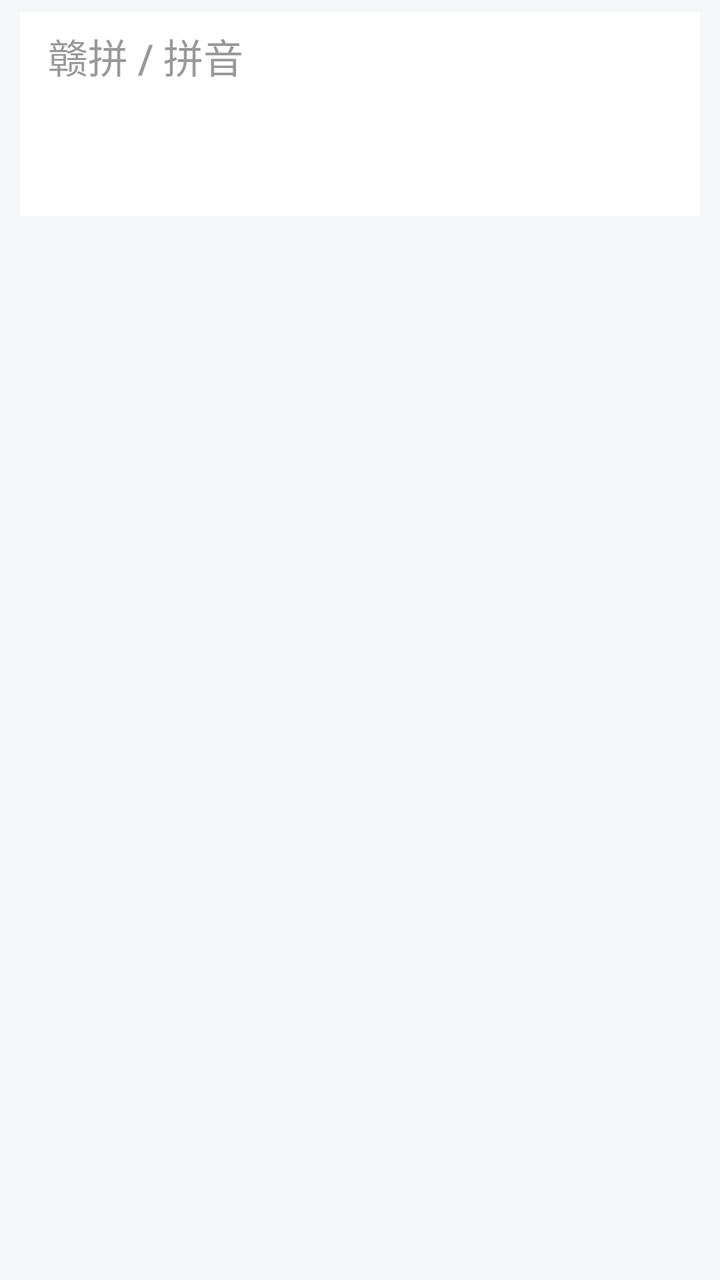
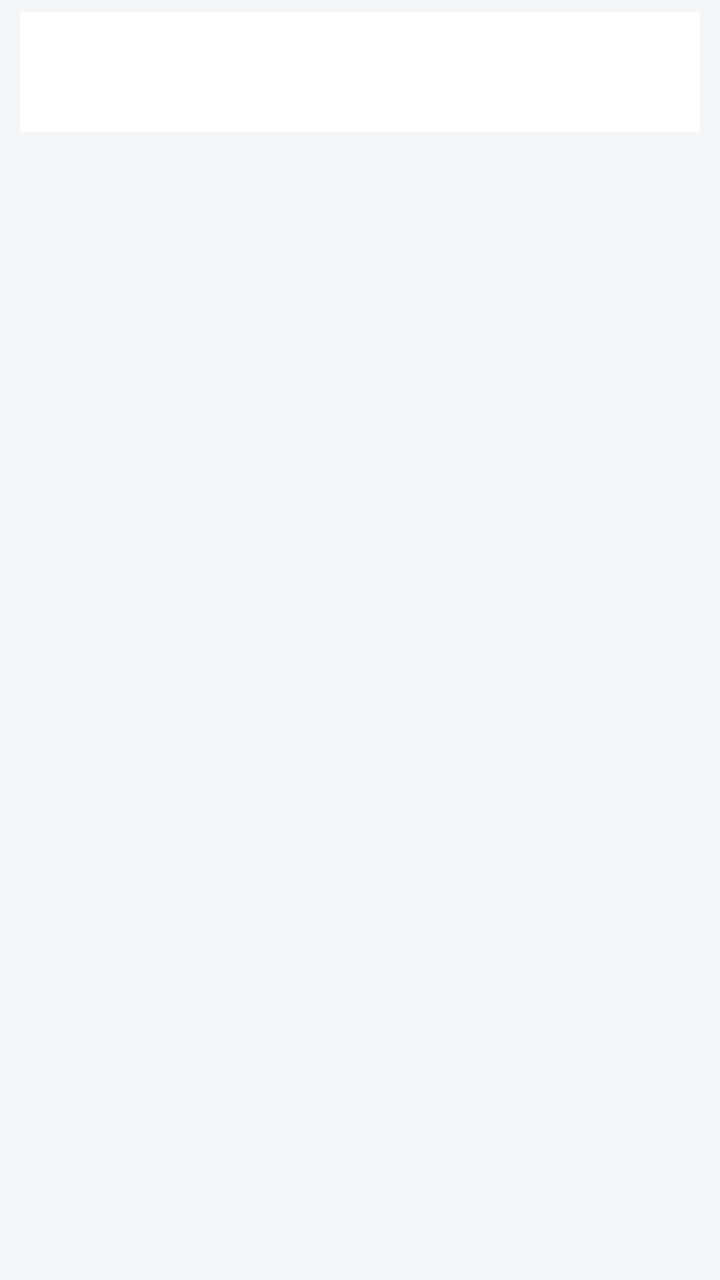

Before-and-after screenshots of an Android layout around one commit, followed by the original layout XML and the change that was made.
<!-- AndroidManifest.xml: fallback theme Theme.MaterialComponents.DayNight.NoActionBar -->
<!-- res/layout/input_view.xml -->
<?xml version="1.0" encoding="utf-8"?>
<LinearLayout xmlns:android="http://schemas.android.com/apk/res/android"
    android:layout_width="match_parent"
    android:layout_height="wrap_content"
    android:orientation="vertical"
    android:background="#F5F6F8"
    android:paddingTop="6dp"
    android:paddingBottom="4dp">

    <TextView
        android:id="@+id/preeditView"
        android:layout_width="match_parent"
        android:layout_height="wrap_content"
        android:minHeight="42dp"
        android:gravity="center_vertical"
        android:paddingStart="14dp"
        android:paddingEnd="14dp"
        android:paddingTop="6dp"
        android:paddingBottom="4dp"
        android:text="@string/preedit_hint"
        android:textColor="#999"
        android:textSize="20sp"
        android:fontFamily="sans-serif-medium"
        android:background="#FFFFFF"
        android:layout_marginStart="10dp"
        android:layout_marginEnd="10dp" />

    <FrameLayout
        android:layout_width="match_parent"
        android:layout_height="wrap_content"
        android:minHeight="60dp"
        android:layout_marginStart="10dp"
        android:layout_marginEnd="10dp">

        <HorizontalScrollView
            android:id="@+id/candidateScroll"
            android:layout_width="match_parent"
            android:layout_height="wrap_content"
            android:minHeight="60dp"
            android:fillViewport="false"
            android:scrollbars="horizontal"
            android:fadingEdge="horizontal"
            android:fadeScrollbars="false"
            android:background="#FFFFFF"
            android:overScrollMode="always">

            <LinearLayout
                android:id="@+id/candidateBar"
                android:layout_width="wrap_content"
                android:layout_height="wrap_content"
                android:gravity="center_vertical"
                android:orientation="horizontal"
                android:paddingStart="4dp"
                android:paddingEnd="4dp" />
        </HorizontalScrollView>

        <TextView
            android:id="@+id/cacheTag"
            android:layout_width="wrap_content"
            android:layout_height="wrap_content"
            android:layout_gravity="start|top"
            android:layout_marginStart="6dp"
            android:translationY="-12dp"
            android:alpha="0.82"
            android:background="#FAE2E2"
            android:elevation="4dp"
            android:paddingStart="10dp"
            android:paddingEnd="10dp"
            android:paddingTop="3dp"
            android:paddingBottom="3dp"
            android:textColor="#9D4B4B"
            android:textSize="13sp"
            android:visibility="gone" />
    </FrameLayout>

    <LinearLayout
        android:id="@+id/keyboardRows"
        android:layout_width="match_parent"
        android:layout_height="wrap_content"
        android:orientation="vertical"
        android:paddingStart="8dp"
        android:paddingEnd="8dp" />
</LinearLayout>
<!-- resources referenced by this layout -->
<resources>
  <string name="preedit_hint">赣拼 / 拼音</string>
</resources>

<!-- the commit's change to res/layout/input_view.xml (unified diff, before → after) -->
@@ -8,22 +8,20 @@
     android:paddingBottom="4dp">
 
     <TextView
-        android:id="@+id/preeditView"
-        android:layout_width="match_parent"
+        android:id="@+id/cacheTag"
+        android:layout_width="wrap_content"
         android:layout_height="wrap_content"
-        android:minHeight="42dp"
-        android:gravity="center_vertical"
-        android:paddingStart="14dp"
-        android:paddingEnd="14dp"
-        android:paddingTop="6dp"
-        android:paddingBottom="4dp"
-        android:text="@string/preedit_hint"
-        android:textColor="#999"
-        android:textSize="20sp"
-        android:fontFamily="sans-serif-medium"
-        android:background="#FFFFFF"
-        android:layout_marginStart="10dp"
-        android:layout_marginEnd="10dp" />
+        android:layout_marginStart="16dp"
+        android:layout_marginBottom="2dp"
+        android:alpha="0.82"
+        android:background="#FAE2E2"
+        android:paddingStart="10dp"
+        android:paddingEnd="10dp"
+        android:paddingTop="3dp"
+        android:paddingBottom="3dp"
+        android:textColor="#9D4B4B"
+        android:textSize="13sp"
+        android:visibility="gone" />
 
     <FrameLayout
         android:layout_width="match_parent"
@@ -54,23 +52,6 @@
                 android:paddingEnd="4dp" />
         </HorizontalScrollView>
 
-        <TextView
-            android:id="@+id/cacheTag"
-            android:layout_width="wrap_content"
-            android:layout_height="wrap_content"
-            android:layout_gravity="start|top"
-            android:layout_marginStart="6dp"
-            android:translationY="-12dp"
-            android:alpha="0.82"
-            android:background="#FAE2E2"
-            android:elevation="4dp"
-            android:paddingStart="10dp"
-            android:paddingEnd="10dp"
-            android:paddingTop="3dp"
-            android:paddingBottom="3dp"
-            android:textColor="#9D4B4B"
-            android:textSize="13sp"
-            android:visibility="gone" />
     </FrameLayout>
 
     <LinearLayout
<!-- resource entries referenced after the edit -->
@@ -1,5 +1,5 @@
 <!-- resources referenced by this layout -->
 <resources>
-  <string name="preedit_hint">赣拼 / 拼音</string>
+
 </resources>
 
